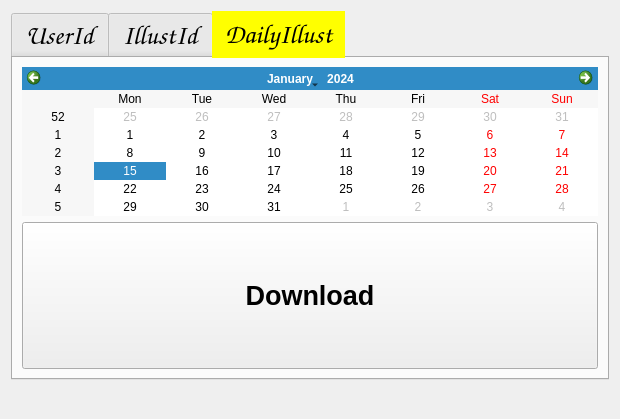
Before: the Qt Designer form Source/View/Downloader.ui in abc123994/PixivDownloader, drawn with Qt 5.
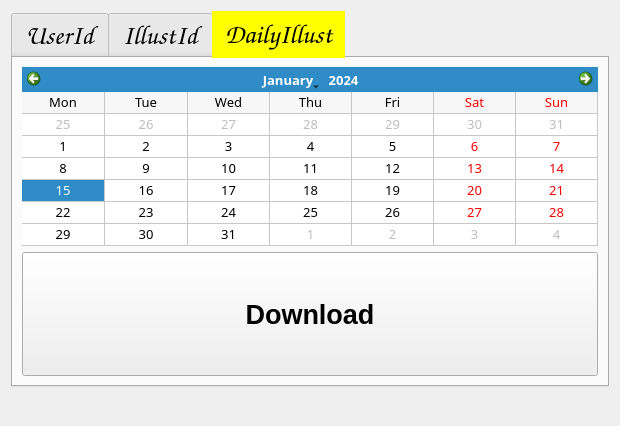
After: the same form once the commit is applied.

```diff
--- a/Source/View/Downloader.ui
+++ b/Source/View/Downloader.ui
@@ -7,7 +7,7 @@
     <x>0</x>
     <y>0</y>
     <width>620</width>
-    <height>419</height>
+    <height>426</height>
    </rect>
   </property>
   <property name="sizePolicy">
@@ -121,7 +121,35 @@
        <item>
         <layout class="QVBoxLayout" name="verticalLayout_2">
          <item>
-          <widget class="QCalendarWidget" name="calendarWidget"/>
+          <widget class="QCalendarWidget" name="calendarWidget">
+           <property name="font">
+            <font>
+             <family>Arial Rounded MT Bold</family>
+             <pointsize>10</pointsize>
+             <weight>50</weight>
+             <italic>false</italic>
+             <bold>false</bold>
+            </font>
+           </property>
+           <property name="styleSheet">
+            <string notr="true">font: 10pt &quot;Arial Rounded MT Bold&quot;;
+color:rgb(0, 0, 10);
+ QToolButton,{ 
+background-color: #000000; 
+color: #000000;
+}
+</string>
+           </property>
+           <property name="gridVisible">
+            <bool>true</bool>
+           </property>
+           <property name="selectionMode">
+            <enum>QCalendarWidget::SingleSelection</enum>
+           </property>
+           <property name="verticalHeaderFormat">
+            <enum>QCalendarWidget::NoVerticalHeader</enum>
+           </property>
+          </widget>
          </item>
          <item>
           <widget class="QPushButton" name="btn_download_daily">
```
Left out of the diff: 21 changed lines with no effect on the pictures.
